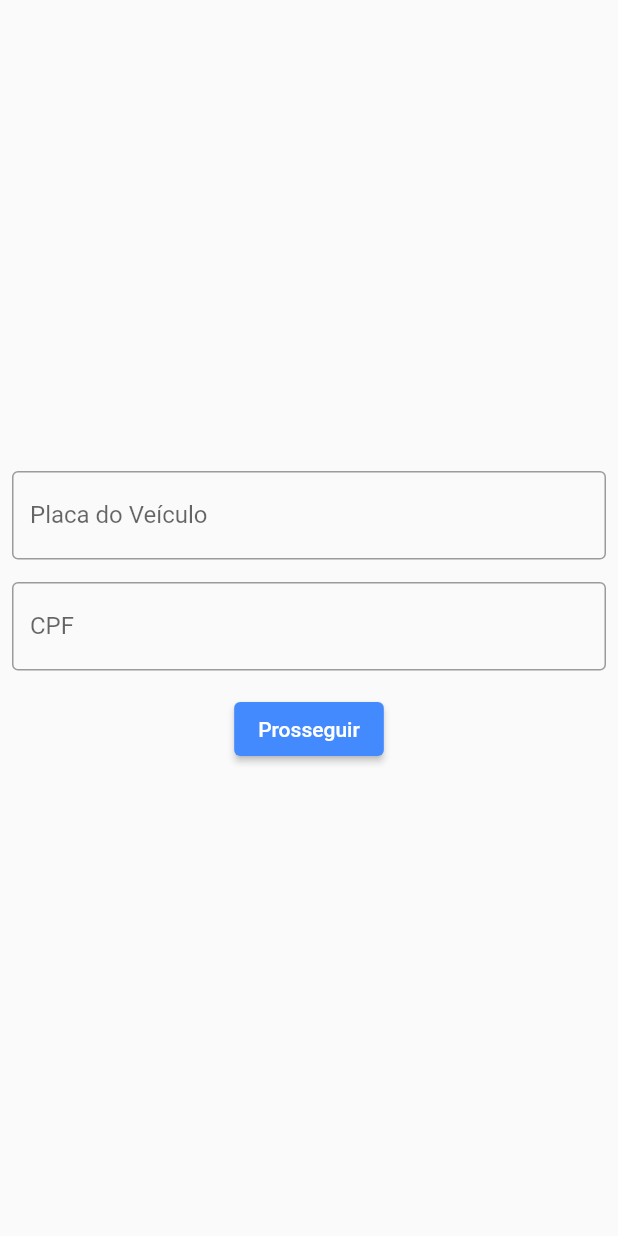
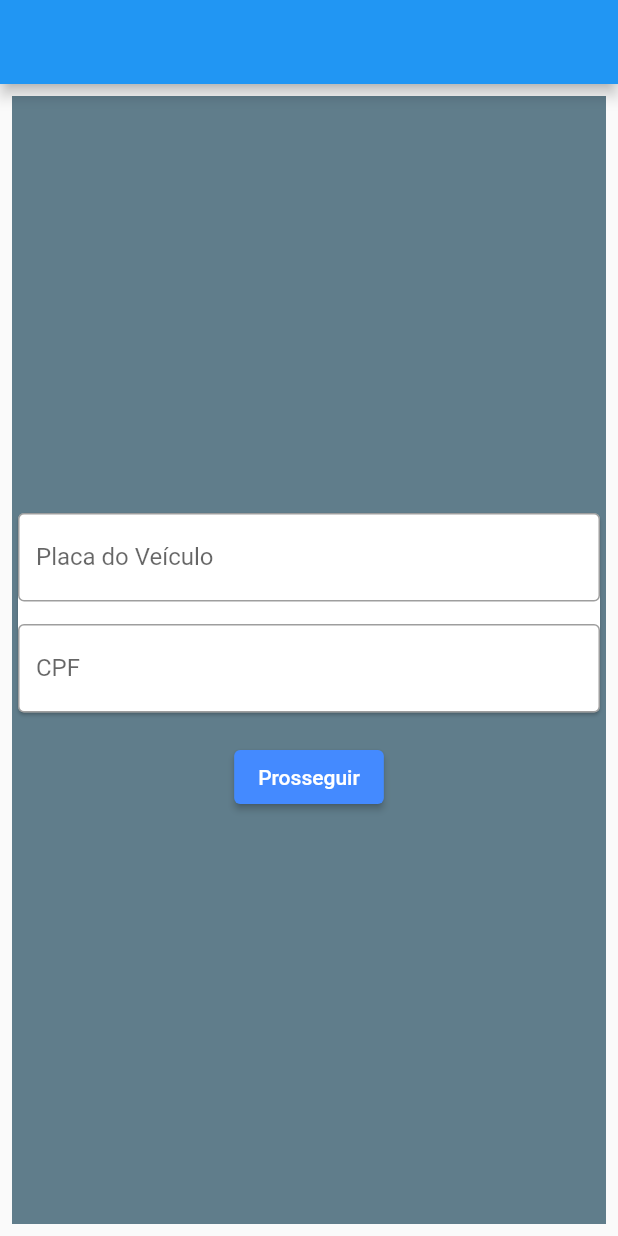
Before and after one commit to kevinsilvadev/ModuloCidadao, a Flutter app: the screen it shows after launch, on a phone screen of 412 x 824 dp. Run offline on Flutter 3.47's test engine with Material 2 defaults, Android fonts, the phone set to English and light mode, and no system bars.

Commit message:
comecando a criar o card e mudança para scaffold

```diff
--- a/lib/main.dart
+++ b/lib/main.dart
@@ -43,16 +43,12 @@ class _MyHomePageState extends State<MyHomePage> {
   String CPF = '';
 
 
-  @override
-  Widget build(BuildContext context) {
-    return Material(
-        child: SizedBox(
-        width: double.infinity,
-        height: double.infinity,
-        child: Padding(
-        padding: const EdgeInsets.all(8.0),
+  Widget _body(){
+    return Column(
+      mainAxisAlignment: MainAxisAlignment.center,
+      children: [
+        Card(
           child: Column(
-    mainAxisAlignment: MainAxisAlignment.center,
             children: [
               TextField(
                 onChanged: (text){
@@ -74,6 +70,9 @@ class _MyHomePageState extends State<MyHomePage> {
                   border: OutlineInputBorder(),
                 ),
               ),
+            ],
+          ),
+        ),
         SizedBox(height: 15),
         ElevatedButton(
           style: ButtonStyle(
@@ -85,7 +84,26 @@ class _MyHomePageState extends State<MyHomePage> {
           child: const Text("Prosseguir")
           ,)
       ],
+    );
+  }
+
+  @override
+  Widget build(BuildContext context) {
+    return Scaffold(
+      appBar: AppBar(),
+        body: SizedBox(
+        width: double.infinity,
+        height: double.infinity,
+        child: Padding(
+        padding: const EdgeInsets.all(8.0),
+    child: Stack(
+      children: [
+        Container(color: Colors.blueGrey),
+        _body(),
+
+      ],
     )
+
     ),
         ),
     );
```
Lines whose indentation alone changed are shown as unchanged.
